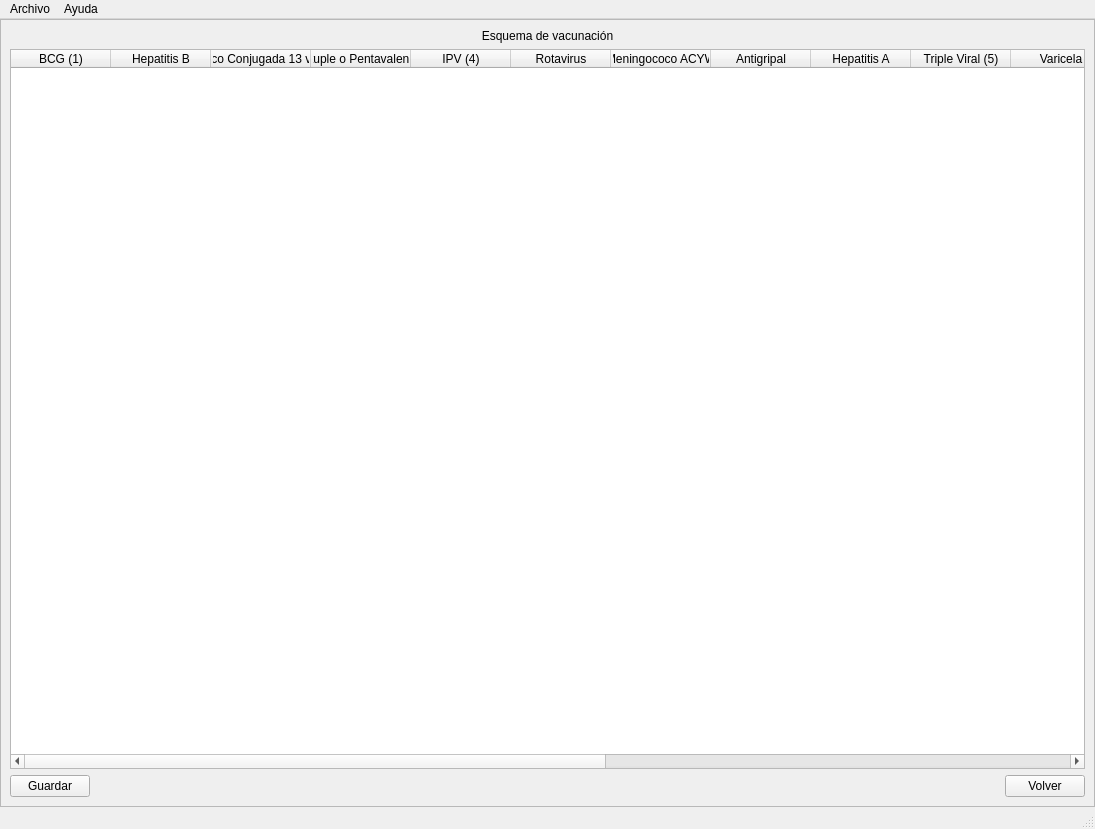
This is setup.ui in DySHITal/vaccines as Qt 5 draws it before an edit. The edited form follows.
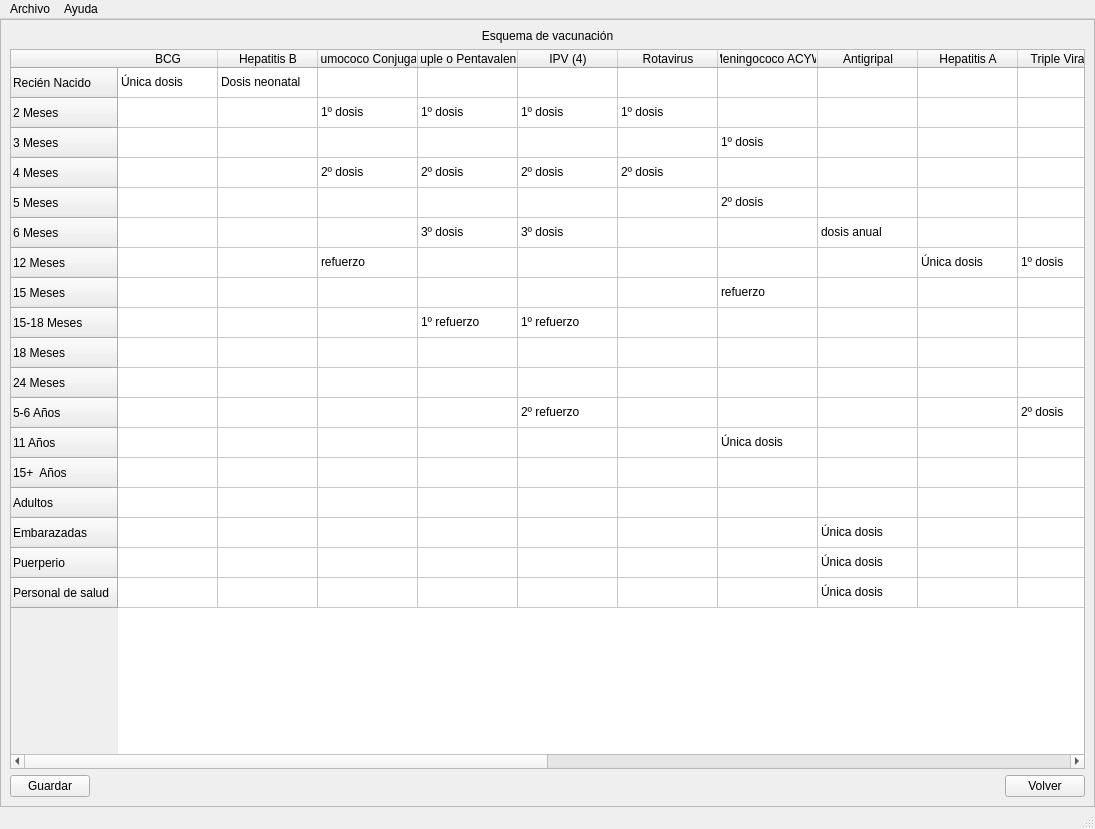
This is the edited form. The open tabs and pages were chosen to show the change.

Commit message: manejo de consultas para vacunas, falta, metodos implementados en page_vacunas

```diff
--- a/setup.ui
+++ b/setup.ui
@@ -361,10 +361,100 @@
             </widget>
            </item>
            <item>
-            <widget class="QTableWidget" name="tableWidget_2">
+            <widget class="QTableWidget" name="tabla_vacunas">
+             <row>
+              <property name="text">
+               <string>Recién Nacido</string>
+              </property>
+             </row>
+             <row>
+              <property name="text">
+               <string>2 Meses</string>
+              </property>
+             </row>
+             <row>
+              <property name="text">
+               <string>3 Meses</string>
+              </property>
+             </row>
+             <row>
+              <property name="text">
+               <string>4 Meses</string>
+              </property>
+             </row>
+             <row>
+              <property name="text">
+               <string>5 Meses</string>
+              </property>
+             </row>
+             <row>
+              <property name="text">
+               <string>6 Meses</string>
+              </property>
+             </row>
+             <row>
+              <property name="text">
+               <string>12 Meses</string>
+              </property>
+             </row>
+             <row>
+              <property name="text">
+               <string>15 Meses</string>
+              </property>
+             </row>
+             <row>
+              <property name="text">
+               <string>15-18 Meses</string>
+              </property>
+             </row>
+             <row>
+              <property name="text">
+               <string>18 Meses</string>
+              </property>
+             </row>
+             <row>
+              <property name="text">
+               <string>24 Meses</string>
+              </property>
+             </row>
+             <row>
+              <property name="text">
+               <string>5-6 Años</string>
+              </property>
+             </row>
+             <row>
+              <property name="text">
+               <string>11 Años</string>
+              </property>
+             </row>
+             <row>
+              <property name="text">
+               <string>15+  Años</string>
+              </property>
+             </row>
+             <row>
+              <property name="text">
+               <string>Adultos</string>
+              </property>
+             </row>
+             <row>
+              <property name="text">
+               <string>Embarazadas</string>
+              </property>
+             </row>
+             <row>
+              <property name="text">
+               <string>Puerperio</string>
+              </property>
+             </row>
+             <row>
+              <property name="text">
+               <string>Personal de salud</string>
+              </property>
+             </row>
              <column>
               <property name="text">
-               <string>BCG (1)</string>
+               <string>BCG</string>
               </property>
              </column>
              <column>
@@ -374,7 +464,7 @@
              </column>
              <column>
               <property name="text">
-               <string>Neumococo Conjugada 13 valente (2)</string>
+               <string>Neumococo Conjugada</string>
               </property>
              </column>
              <column>
@@ -452,6 +542,196 @@
                <string>Fiebre Hemorragica Argentina</string>
               </property>
              </column>
+             <item row="0" column="0">
+              <property name="text">
+               <string>Única dosis</string>
+              </property>
+             </item>
+             <item row="0" column="1">
+              <property name="text">
+               <string>Dosis neonatal</string>
+              </property>
+             </item>
+             <item row="1" column="2">
+              <property name="text">
+               <string>1º dosis</string>
+              </property>
+             </item>
+             <item row="1" column="3">
+              <property name="text">
+               <string>1º dosis</string>
+              </property>
+             </item>
+             <item row="1" column="4">
+              <property name="text">
+               <string>1º dosis</string>
+              </property>
+             </item>
+             <item row="1" column="5">
+              <property name="text">
+               <string>1º dosis</string>
+              </property>
+             </item>
+             <item row="2" column="6">
+              <property name="text">
+               <string>1º dosis</string>
+              </property>
+             </item>
+             <item row="3" column="2">
+              <property name="text">
+               <string>2º dosis</string>
+              </property>
+             </item>
+             <item row="3" column="3">
+              <property name="text">
+               <string>2º dosis</string>
+              </property>
+             </item>
+             <item row="3" column="4">
+              <property name="text">
+               <string>2º dosis</string>
+              </property>
+             </item>
+             <item row="3" column="5">
+              <property name="text">
+               <string>2º dosis</string>
+              </property>
+             </item>
+             <item row="4" column="6">
+              <property name="text">
+               <string>2º dosis</string>
+              </property>
+             </item>
+             <item row="4" column="7">
+              <property name="text">
+               <string/>
+              </property>
+             </item>
+             <item row="5" column="3">
+              <property name="text">
+               <string>3º dosis</string>
+              </property>
+             </item>
+             <item row="5" column="4">
+              <property name="text">
+               <string>3º dosis</string>
+              </property>
+             </item>
+             <item row="5" column="7">
+              <property name="text">
+               <string>dosis anual</string>
+              </property>
+             </item>
+             <item row="6" column="2">
+              <property name="text">
+               <string>refuerzo</string>
+              </property>
+             </item>
+             <item row="6" column="8">
+              <property name="text">
+               <string>Única dosis</string>
+              </property>
+             </item>
+             <item row="6" column="9">
+              <property name="text">
+               <string>1º dosis</string>
+              </property>
+             </item>
+             <item row="7" column="6">
+              <property name="text">
+               <string>refuerzo</string>
+              </property>
+             </item>
+             <item row="7" column="10">
+              <property name="text">
+               <string>Única dosis</string>
+              </property>
+             </item>
+             <item row="8" column="3">
+              <property name="text">
+               <string>1º refuerzo</string>
+              </property>
+             </item>
+             <item row="8" column="4">
+              <property name="text">
+               <string>1º refuerzo</string>
+              </property>
+             </item>
+             <item row="9" column="16">
+              <property name="text">
+               <string>1º dosis</string>
+              </property>
+             </item>
+             <item row="11" column="4">
+              <property name="text">
+               <string>2º refuerzo</string>
+              </property>
+             </item>
+             <item row="11" column="9">
+              <property name="text">
+               <string>2º dosis</string>
+              </property>
+             </item>
+             <item row="11" column="11">
+              <property name="text">
+               <string>2º refuerzo</string>
+              </property>
+             </item>
+             <item row="12" column="6">
+              <property name="text">
+               <string>Única dosis</string>
+              </property>
+             </item>
+             <item row="12" column="12">
+              <property name="text">
+               <string>refuerzo</string>
+              </property>
+             </item>
+             <item row="12" column="13">
+              <property name="text">
+               <string>2 dosis</string>
+              </property>
+             </item>
+             <item row="12" column="16">
+              <property name="text">
+               <string>refuerzo</string>
+              </property>
+             </item>
+             <item row="13" column="17">
+              <property name="text">
+               <string>Única dosis</string>
+              </property>
+             </item>
+             <item row="14" column="14">
+              <property name="text">
+               <string>Refuerzo c/10 años</string>
+              </property>
+             </item>
+             <item row="15" column="7">
+              <property name="text">
+               <string>Única dosis</string>
+              </property>
+             </item>
+             <item row="15" column="12">
+              <property name="text">
+               <string>una dosis</string>
+              </property>
+             </item>
+             <item row="16" column="7">
+              <property name="text">
+               <string>Única dosis</string>
+              </property>
+             </item>
+             <item row="17" column="7">
+              <property name="text">
+               <string>Única dosis</string>
+              </property>
+             </item>
+             <item row="17" column="12">
+              <property name="text">
+               <string>una dosis</string>
+              </property>
+             </item>
             </widget>
            </item>
            <item>
```
Left out of the diff: 9 changed lines with no effect on the pictures. The commit also changes 18 other files.
